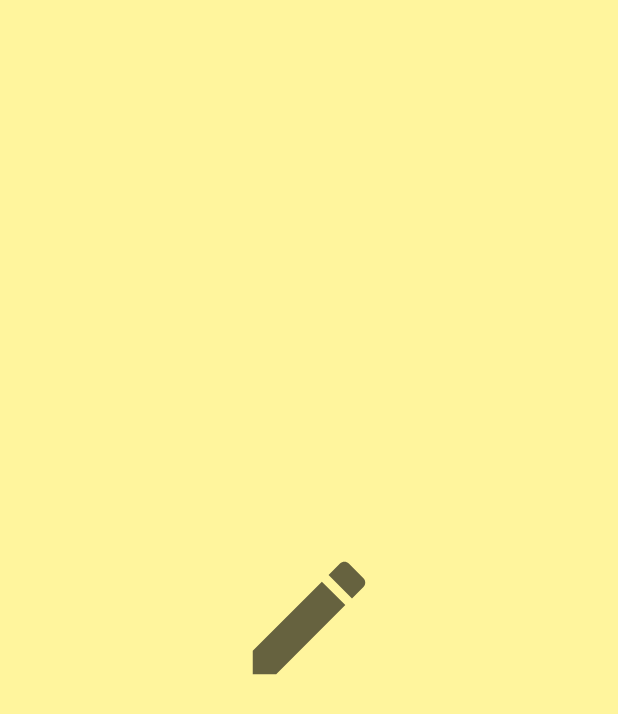
After one commit to jmsaez2712/Notes, an Android app: the SplashActivity screen opened directly, with no data from a screen before it, on a phone screen of 412 x 824 dp. The commit adds this screen. Shown: the top 714 px of the screen. Run offline under Robolectric (Android 15) with nearby library versions, the phone set to English and light mode, and no system bars.

Commit message:
Added animations and simulated splash screen

```diff
--- a/app/src/main/AndroidManifest.xml
+++ b/app/src/main/AndroidManifest.xml
@@ -11,6 +11,9 @@
         android:theme="@style/Theme.Notes">
         <activity
             android:name=".view.activity.MainActivity"
+            android:exported="true" />
+        <activity
+            android:name=".view.activity.SplashActivity"
             android:exported="true">
             <intent-filter>
                 <action android:name="android.intent.action.MAIN" />
--- a/app/src/main/java/dev/jmsg/notes/view/activity/MainActivity.kt
+++ b/app/src/main/java/dev/jmsg/notes/view/activity/MainActivity.kt
@@ -6,6 +6,11 @@ import dev.jmsg.notes.R
 
 class MainActivity : AppCompatActivity() {
     override fun onCreate(savedInstanceState: Bundle?) {
+
+        Thread.sleep(1000)
+
+        setTheme(R.style.Theme_Notes)
+
         super.onCreate(savedInstanceState)
         setContentView(R.layout.activity_main)
 
--- /dev/null
+++ b/app/src/main/java/dev/jmsg/notes/view/activity/SplashActivity.kt
@@ -0,0 +1,21 @@
+package dev.jmsg.notes.view.activity
+
+import android.content.Intent
+import androidx.appcompat.app.AppCompatActivity
+import android.os.Bundle
+import android.os.Handler
+import android.os.Looper
+import dev.jmsg.notes.R
+
+class SplashActivity : AppCompatActivity() {
+    override fun onCreate(savedInstanceState: Bundle?) {
+        super.onCreate(savedInstanceState)
+        setContentView(R.layout.activity_splash)
+        Handler(Looper.getMainLooper()).postDelayed({
+            var i = Intent(this, MainActivity::class.java)
+            startActivity(i)
+            finish()
+        }, 3000)
+
+    }
+}
--- /dev/null
+++ b/app/src/main/res/anim/from_add_to_main.xml
@@ -0,0 +1,4 @@
+<?xml version="1.0" encoding="utf-8"?>
+<set xmlns:android="http://schemas.android.com/apk/res/android">
+    <translate android:fromYDelta="0%" android:toYDelta="100%" android:duration="300"/>
+</set>
--- /dev/null
+++ b/app/src/main/res/anim/from_fab_to_add.xml
@@ -0,0 +1,4 @@
+<?xml version="1.0" encoding="utf-8"?>
+<set xmlns:android="http://schemas.android.com/apk/res/android">
+    <translate android:fromYDelta="100%" android:toYDelta="0%" android:duration="300"/>
+</set>
--- /dev/null
+++ b/app/src/main/res/layout/activity_splash.xml
@@ -0,0 +1,19 @@
+<?xml version="1.0" encoding="utf-8"?>
+<androidx.constraintlayout.widget.ConstraintLayout xmlns:android="http://schemas.android.com/apk/res/android"
+    xmlns:app="http://schemas.android.com/apk/res-auto"
+    xmlns:tools="http://schemas.android.com/tools"
+    android:layout_width="match_parent"
+    android:layout_height="match_parent"
+    tools:context=".view.activity.SplashActivity"
+    android:background="@color/primaryColor">
+
+    <ImageView
+        android:id="@+id/ivSplashIcon"
+        android:layout_width="100dp"
+        android:layout_height="100dp"
+        app:layout_constraintBottom_toBottomOf="parent"
+        app:layout_constraintEnd_toEndOf="parent"
+        app:layout_constraintStart_toStartOf="parent"
+        app:layout_constraintTop_toTopOf="parent"
+        app:srcCompat="@drawable/edit_24" />
+</androidx.constraintlayout.widget.ConstraintLayout>
--- a/app/src/main/res/values/themes.xml
+++ b/app/src/main/res/values/themes.xml
@@ -20,4 +20,8 @@
         <item name="cardBackgroundColor">@color/primaryLightColor</item>
         <item name="cardElevation">2dp</item>
     </style>
+
+    <style name="Splash" parent="Theme.MaterialComponents.DayNight.NoActionBar">
+        <item name="android:windowBackground">@drawable/splash_screen</item>
+    </style>
 </resources>
```
Also changed, not shown: app/src/main/res/anim/from_edit_to_main.xml (added, +15 -0 lines), app/src/main/res/anim/from_noteitem_to_edit.xml (added, +15 -0 lines), app/src/main/res/drawable/splash_screen.xml (added, +8 -0 lines), app/src/main/res/navigation/nav_graph.xml (+10 -2 lines).
